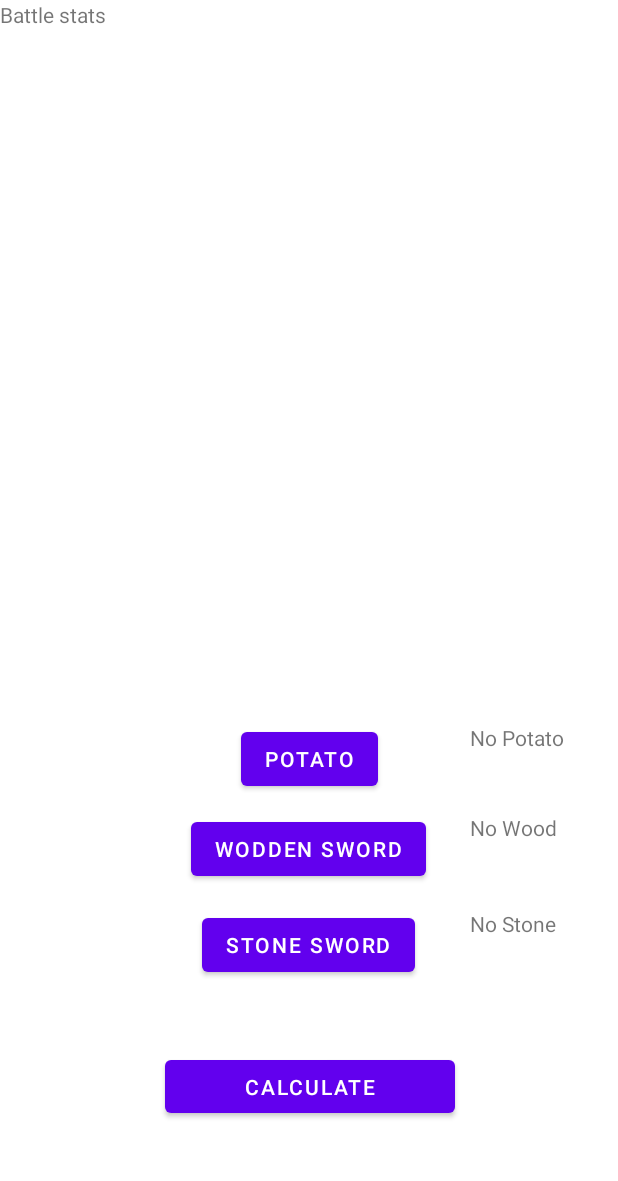
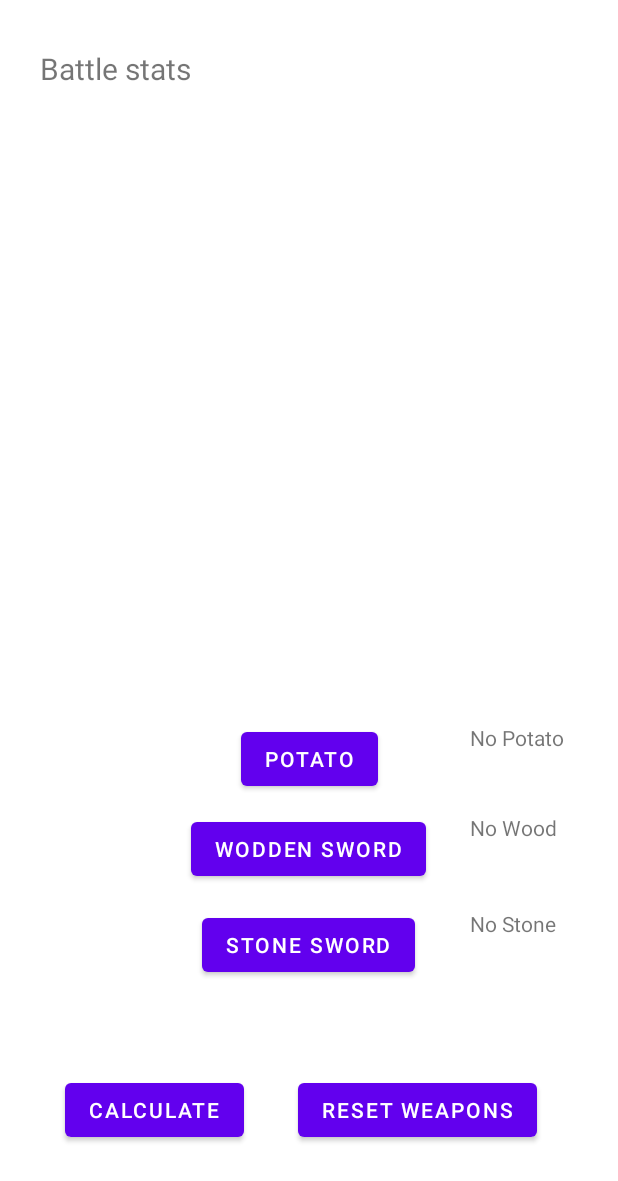
Before and after one commit to fremling/BiomesCalulator, an Android app: the layout activity_main.xml on its own in the app's theme, with its tools: preview values and no code run, on a phone screen of 412 x 824 dp. Shown: the top 1181 px of the screen. Run offline under Robolectric (Android 15) with nearby library versions, the phone set to English and light mode, and no system bars.

Commit message:
Some buttons and test funcitonnality.

```diff
--- a/app/src/main/res/layout/activity_main.xml
+++ b/app/src/main/res/layout/activity_main.xml
@@ -20,7 +20,7 @@
             android:layout_width="wrap_content"
             android:layout_height="wrap_content"
             android:layout_marginTop="48dp"
-            android:text="Potato"
+            android:text="@string/potato"
             app:layout_constraintEnd_toEndOf="parent"
             app:layout_constraintStart_toStartOf="parent"
             app:layout_constraintTop_toTopOf="parent" />
@@ -30,7 +30,7 @@
             android:layout_width="wrap_content"
             android:layout_height="wrap_content"
             android:layout_marginTop="12dp"
-            android:text="Wodden Sword"
+            android:text="@string/wodden_sword"
             app:layout_constraintEnd_toEndOf="parent"
             app:layout_constraintHorizontal_bias="0.498"
             app:layout_constraintStart_toStartOf="parent"
@@ -41,55 +41,73 @@
             android:layout_width="wrap_content"
             android:layout_height="wrap_content"
             android:layout_marginTop="16dp"
-            android:text="Stone Sword"
+            android:text="@string/stone_sword"
             app:layout_constraintEnd_toEndOf="parent"
             app:layout_constraintHorizontal_bias="0.498"
             app:layout_constraintStart_toStartOf="parent"
             app:layout_constraintTop_toBottomOf="@id/weapon2" />
 
         <TextView
-            android:id="@+id/textView"
+            android:id="@+id/NoWpn1"
             android:layout_width="wrap_content"
             android:layout_height="wrap_content"
             android:layout_marginStart="61dp"
+            android:text="@string/zero"
             app:layout_constraintStart_toEndOf="@+id/weapon1"
             app:layout_constraintTop_toTopOf="@+id/weapon1"
             tools:text="No Potato" />
 
         <TextView
-            android:id="@+id/textView2"
+            android:id="@+id/NoWpn2"
             android:layout_width="wrap_content"
             android:layout_height="wrap_content"
-            app:layout_constraintStart_toStartOf="@+id/textView"
+            android:text="@string/zero"
+            app:layout_constraintStart_toStartOf="@+id/NoWpn1"
             app:layout_constraintTop_toTopOf="@+id/weapon2"
             tools:text="No Wood" />
 
         <TextView
-            android:id="@+id/textView3"
+            android:id="@+id/NoWpn3"
             android:layout_width="wrap_content"
             android:layout_height="wrap_content"
-            app:layout_constraintStart_toStartOf="@+id/textView2"
+            android:text="@string/zero"
+            app:layout_constraintStart_toStartOf="@+id/NoWpn2"
             app:layout_constraintTop_toTopOf="@+id/weapon3"
             tools:text="No Stone" />
 
         <Button
-            android:id="@+id/button4"
-            android:layout_width="193dp"
-            android:layout_height="47dp"
-            android:layout_marginBottom="60dp"
-            android:text="Calculate"
+            android:id="@+id/CalculateStats"
+            android:layout_width="wrap_content"
+            android:layout_height="wrap_content"
+            android:layout_marginBottom="44dp"
+            android:text="@string/calculate"
             app:layout_constraintBottom_toBottomOf="parent"
             app:layout_constraintEnd_toEndOf="parent"
-            app:layout_constraintHorizontal_bias="0.5"
+            app:layout_constraintHorizontal_bias="0.088"
             app:layout_constraintStart_toStartOf="parent" />
+
+        <Button
+            android:id="@+id/Reset"
+            android:layout_width="wrap_content"
+            android:layout_height="wrap_content"
+            android:layout_marginStart="36dp"
+            android:text="Reset Weapons"
+            app:layout_constraintBottom_toBottomOf="@+id/CalculateStats"
+            app:layout_constraintStart_toEndOf="@+id/CalculateStats"
+            app:layout_constraintTop_toTopOf="@+id/CalculateStats"
+            app:layout_constraintVertical_bias="0.0" />
     </androidx.constraintlayout.widget.ConstraintLayout>
 
     <TextView
-        android:id="@+id/textView4"
+        android:id="@+id/BattleStats"
         android:layout_width="359dp"
         android:layout_height="218dp"
-        tools:layout_editor_absoluteX="33dp"
-        tools:layout_editor_absoluteY="46dp"
+        android:layout_marginTop="32dp"
+        android:textSize="20sp"
+        app:layout_constraintEnd_toEndOf="parent"
+        app:layout_constraintHorizontal_bias="0.5"
+        app:layout_constraintStart_toStartOf="parent"
+        app:layout_constraintTop_toTopOf="parent"
         tools:text="Battle stats" />
 
 </androidx.constraintlayout.widget.ConstraintLayout>
--- a/app/src/main/res/values/strings.xml
+++ b/app/src/main/res/values/strings.xml
@@ -1,3 +1,8 @@
 <resources>
     <string name="app_name">BiomesCalculator</string>
+    <string name="potato">Potato</string>
+    <string name="wodden_sword">Wodden Sword</string>
+    <string name="stone_sword">Stone Sword</string>
+    <string name="calculate">Calculate</string>
+    <string name="zero">0</string>
 </resources>
```
Also changed, not shown: app/src/main/java/com/example/biomescalculator/MainActivity.kt (+70 -1 lines), 1 other file.
